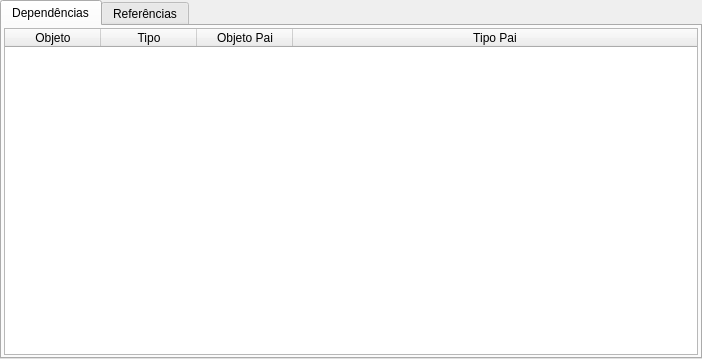
First picture: the form in pgmodeler_ui/ui/listaobjetoswidget.ui, repository erdincay/pgmodeler-old, before the edit.
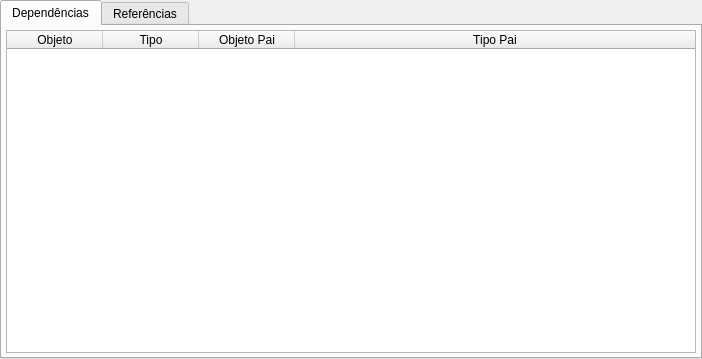
Second picture: the form after the edit. Icons and pictures are not drawn.

Patch:
```diff
--- a/pgmodeler_ui/ui/listaobjetoswidget.ui
+++ b/pgmodeler_ui/ui/listaobjetoswidget.ui
@@ -44,10 +44,10 @@
       </attribute>
       <layout class="QGridLayout" name="gridLayout">
        <property name="margin">
-        <number>2</number>
+        <number>4</number>
        </property>
        <property name="spacing">
-        <number>2</number>
+        <number>6</number>
        </property>
        <item row="0" column="0">
         <widget class="QTableWidget" name="dependencias_tbw">
```
Left out of the diff: 4 changed lines with no effect on the pictures.
